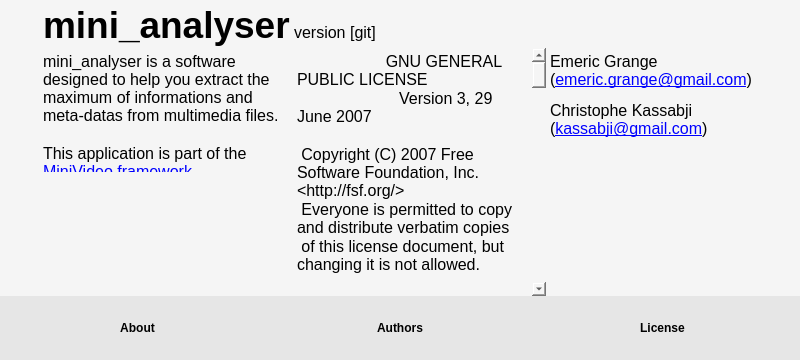
This is mini_analyser/ui/about.ui in emericg/MiniVideo as Qt 5 draws it before an edit. The edited form follows.
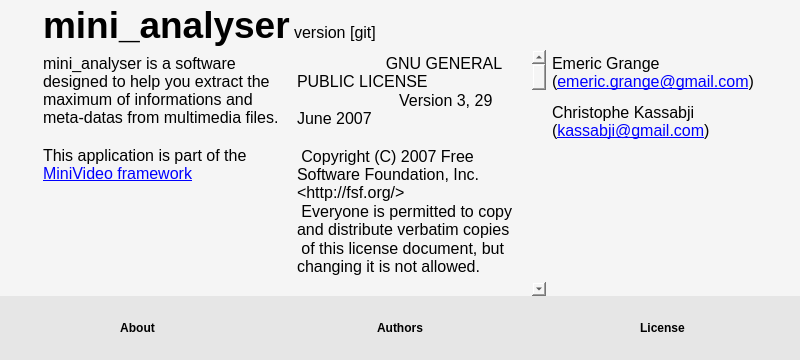
This is the edited form. Icons and pictures are not drawn.

Commit message: mini_analyser: UI improvements

Diff of the .ui file:
```diff
--- a/mini_analyser/ui/about.ui
+++ b/mini_analyser/ui/about.ui
@@ -12,8 +12,8 @@
   </property>
   <property name="minimumSize">
    <size>
-    <width>640</width>
-    <height>300</height>
+    <width>700</width>
+    <height>310</height>
    </size>
   </property>
   <property name="windowTitle">
@@ -122,6 +122,9 @@
    </item>
    <item row="0" column="1">
     <layout class="QGridLayout" name="gridLayout">
+     <property name="spacing">
+      <number>2</number>
+     </property>
      <item row="2" column="0">
       <widget class="QTextBrowser" name="textBrowser_version">
        <property name="frameShape">
@@ -133,6 +136,9 @@
        <property name="horizontalScrollBarPolicy">
         <enum>Qt::ScrollBarAlwaysOff</enum>
        </property>
+       <property name="sizeAdjustPolicy">
+        <enum>QAbstractScrollArea::AdjustToContents</enum>
+       </property>
       </widget>
      </item>
      <item row="1" column="1" rowspan="2">
@@ -834,6 +840,9 @@
        <property name="horizontalScrollBarPolicy">
         <enum>Qt::ScrollBarAlwaysOff</enum>
        </property>
+       <property name="sizeAdjustPolicy">
+        <enum>QAbstractScrollArea::AdjustIgnored</enum>
+       </property>
        <property name="html">
         <string>&lt;!DOCTYPE HTML PUBLIC &quot;-//W3C//DTD HTML 4.0//EN&quot; &quot;http://www.w3.org/TR/REC-html40/strict.dtd&quot;&gt;
 &lt;html&gt;&lt;head&gt;&lt;meta name=&quot;qrichtext&quot; content=&quot;1&quot; /&gt;&lt;style type=&quot;text/css&quot;&gt;
```
The commit also changes 2 other files.
